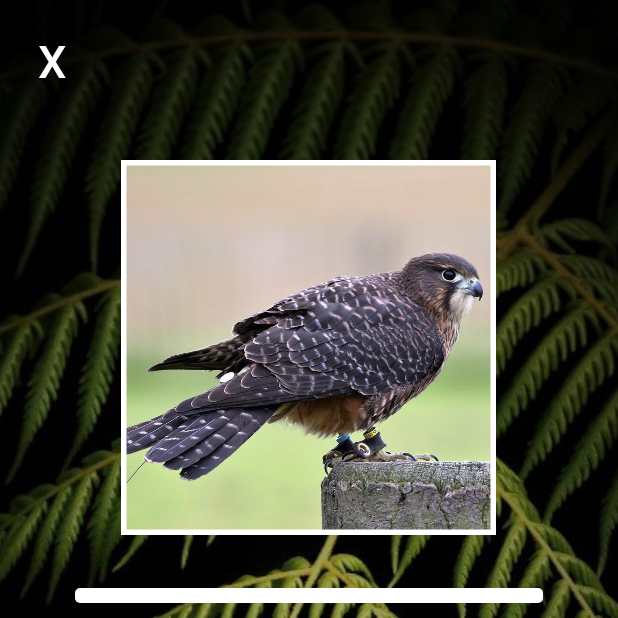
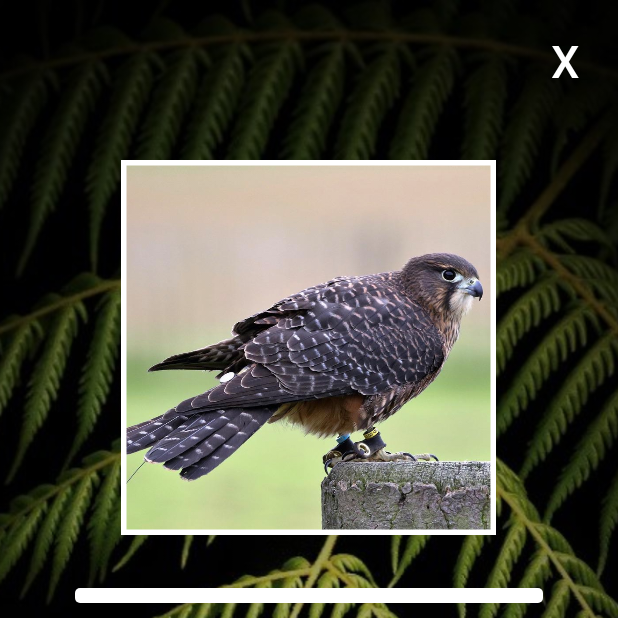
Before and after one commit to NyoomNyoom/COSC345-Manu-project, an Android app: the screen it shows after launch (QuizActivity), on a phone screen of 412 x 824 dp, the top half of it. Run offline under Robolectric (Android 15) with nearby library versions, the phone set to English and light mode, and no system bars.

Commit message:
Aligned quiz 'X' button right, "Return to Menu?" tints quiz

```diff
--- a/ManuProjectFiles/app/src/main/res/layout/activity_quiz.xml
+++ b/ManuProjectFiles/app/src/main/res/layout/activity_quiz.xml
@@ -25,8 +25,8 @@
         android:textColor="@color/white"
         android:backgroundTint="#00000000"
         android:gravity="center"
-        android:layout_gravity="left"
-        android:layout_marginStart="10sp"
+        android:layout_gravity="right"
+        android:layout_marginEnd="10sp"
         android:layout_marginTop="10sp"
         app:cornerRadius="50sp"
         />
--- a/ManuProjectFiles/app/src/main/res/layout/popup_window.xml
+++ b/ManuProjectFiles/app/src/main/res/layout/popup_window.xml
@@ -9,7 +9,7 @@
     xmlns:app="http://schemas.android.com/apk/res-auto"
     tools:context=".Pop"
     android:theme="@style/Theme.Manu.popupWindow"
-    android:background="#00000000"
+    android:background="#AA000000"
     android:layout_gravity="center"
     android:gravity="center"
     android:orientation="vertical"
```
